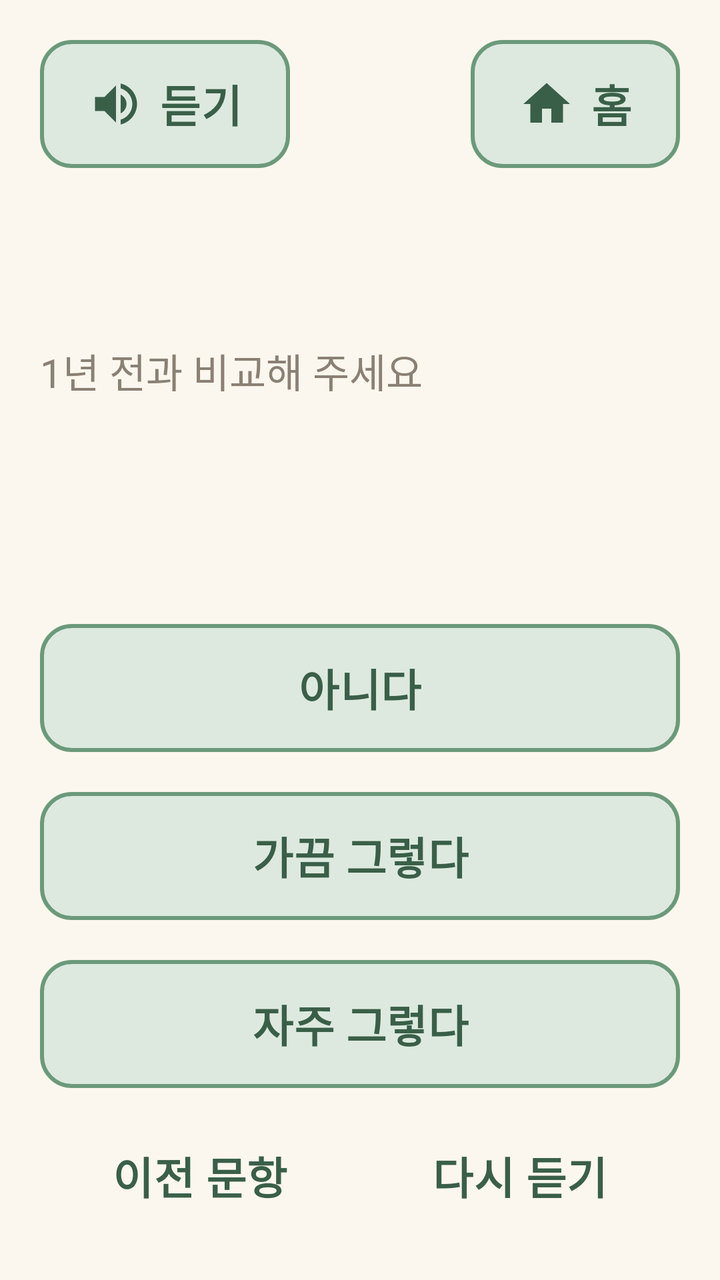
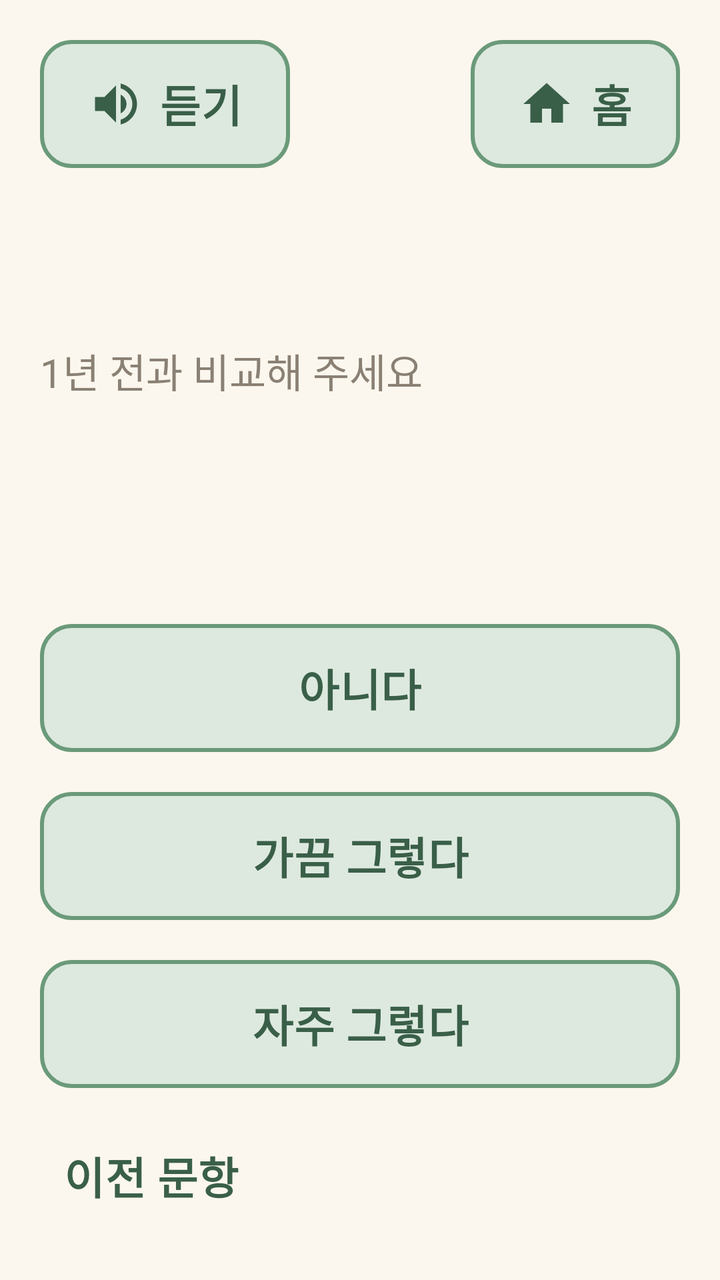

Compare the two renders of this Android layout. The source of the first and the diff that turns it into the second are given below.
<!-- AndroidManifest.xml: application theme Theme.Dorawing -->
<!-- res/layout/activity_diagnosis_question.xml -->
<?xml version="1.0" encoding="utf-8"?>
<LinearLayout xmlns:android="http://schemas.android.com/apk/res/android"
    android:layout_width="match_parent"
    android:layout_height="match_parent"
    android:orientation="vertical"
    android:padding="@dimen/screen_padding">

    <include
        android:id="@+id/topBar"
        layout="@layout/view_top_bar" />

    
    <ScrollView
        android:fadeScrollbars="false"
        android:layout_width="match_parent"
        android:layout_height="0dp"
        android:layout_weight="1"
        android:fillViewport="true">

        <LinearLayout
            android:layout_width="match_parent"
            android:layout_height="wrap_content"
            android:orientation="vertical">

            <TextView
                android:id="@+id/tvProgress"
                android:layout_width="match_parent"
                android:layout_height="wrap_content"
                android:textColor="@color/green_dark"
                android:textSize="@dimen/text_title"
                android:textStyle="bold" />

            
            <TextView
                style="@style/Text.Sub"
                android:layout_width="match_parent"
                android:layout_height="wrap_content"
                android:text="@string/diag_compare" />

            
            <TextView
                android:id="@+id/tvNotice"
                android:layout_width="match_parent"
                android:layout_height="wrap_content"
                android:layout_marginTop="@dimen/gap"
                android:text="@string/diag_answer_please"
                android:textColor="@color/green_dark"
                android:textStyle="bold"
                android:visibility="gone" />

            <TextView
                android:id="@+id/tvQuestion"
                android:layout_width="match_parent"
                android:layout_height="wrap_content"
                android:layout_marginTop="@dimen/gap"
                android:textSize="@dimen/text_title" />

            
            <Space
                android:layout_width="match_parent"
                android:layout_height="0dp"
                android:layout_weight="1" />

            <com.google.android.material.button.MaterialButton
                android:id="@+id/btnAnswer0"
                style="@style/Button.Secondary"
                android:layout_width="match_parent"
                android:layout_height="wrap_content"
                android:layout_marginTop="@dimen/screen_padding"
                android:text="@string/diag_answer_0" />

            <com.google.android.material.button.MaterialButton
                android:id="@+id/btnAnswer1"
                style="@style/Button.Secondary"
                android:layout_width="match_parent"
                android:layout_height="wrap_content"
                android:layout_marginTop="@dimen/screen_padding"
                android:text="@string/diag_answer_1" />

            <com.google.android.material.button.MaterialButton
                android:id="@+id/btnAnswer2"
                style="@style/Button.Secondary"
                android:layout_width="match_parent"
                android:layout_height="wrap_content"
                android:layout_marginTop="@dimen/screen_padding"
                android:text="@string/diag_answer_2" />

            <LinearLayout
                android:layout_width="match_parent"
                android:layout_height="wrap_content"
                android:layout_marginTop="@dimen/gap"
                android:orientation="horizontal">

                <com.google.android.material.button.MaterialButton
                    android:id="@+id/btnPrev"
                    style="@style/Button.Text"
                    android:layout_width="0dp"
                    android:layout_height="wrap_content"
                    android:layout_weight="1"
                    android:text="@string/diag_prev" />

                <com.google.android.material.button.MaterialButton
                    android:id="@+id/btnListen"
                    style="@style/Button.Text"
                    android:layout_width="0dp"
                    android:layout_height="wrap_content"
                    android:layout_weight="1"
                    android:text="@string/diag_listen" />
            </LinearLayout>
        </LinearLayout>
    </ScrollView>
</LinearLayout>
<!-- res/layout/view_top_bar.xml (included above) -->
<?xml version="1.0" encoding="utf-8"?>
<LinearLayout xmlns:android="http://schemas.android.com/apk/res/android"
    xmlns:app="http://schemas.android.com/apk/res-auto"
    android:layout_width="match_parent"
    android:layout_height="wrap_content"
    android:orientation="vertical">

    <LinearLayout
        android:layout_width="match_parent"
        android:layout_height="wrap_content"
        android:gravity="center_vertical"
        android:orientation="horizontal">

        <com.google.android.material.button.MaterialButton
            android:id="@+id/btnSpeak"
            style="@style/Button.Secondary"
            android:layout_width="wrap_content"
            android:layout_height="wrap_content"
            android:text="@string/top_speak"
            app:icon="@drawable/ic_speaker" />

        <Space
            android:layout_width="0dp"
            android:layout_height="0dp"
            android:layout_weight="1" />

        <com.google.android.material.button.MaterialButton
            android:id="@+id/btnHome"
            style="@style/Button.Secondary"
            android:layout_width="wrap_content"
            android:layout_height="wrap_content"
            android:text="@string/top_home"
            app:icon="@drawable/ic_home" />
    </LinearLayout>

    <TextView
        android:id="@+id/tvTitle"
        style="@style/Text.Title"
        android:layout_width="match_parent"
        android:layout_height="wrap_content"
        android:layout_marginTop="@dimen/gap" />
</LinearLayout>
<!-- resources referenced by this layout -->
<resources>
  <color name="green_dark">#3A5F48</color>
  <dimen name="gap">12dp</dimen>
  <dimen name="screen_padding">20dp</dimen>
  <dimen name="text_title">28sp</dimen>
  <!-- drawable ic_home (drawable) -->
  <vector xmlns:android="http://schemas.android.com/apk/res/android"
      android:width="24dp"
      android:height="24dp"
      android:viewportWidth="24"
      android:viewportHeight="24">
      <path
          android:fillColor="#FF000000"
          android:pathData="M10,20v-6h4v6h5v-8h3L12,3 2,12h3v8z" />
  </vector>
  <string name="diag_answer_0">아니다</string>
  <string name="diag_answer_1">가끔 그렇다</string>
  <string name="diag_answer_2">자주 그렇다</string>
  <string name="diag_answer_please">이 문항에 답해 주세요</string>
  <string name="diag_compare">1년 전과 비교해 주세요</string>
  <string name="diag_listen">다시 듣기</string>
  <string name="diag_prev">이전 문항</string>
  <string name="top_home">홈</string>
  <string name="top_speak">듣기</string>
  <style name="Button.Secondary" parent="Button.Primary">
          <item name="backgroundTint">@color/green_light</item>
          <item name="android:textColor">@color/green_dark</item>
          <item name="iconTint">@color/green_dark</item>
          <item name="strokeColor">@color/green_mid</item>
          <item name="strokeWidth">@dimen/button_stroke</item>
      </style>
  <style name="Button.Text" parent="Widget.Material3.Button.TextButton">
          <item name="android:minHeight">@dimen/button_height</item>
          <item name="android:textSize">@dimen/text_button</item>
          <item name="android:textColor">@color/green_dark</item>
          <item name="android:lineBreakWordStyle" tools:targetApi="33">phrase</item>
      </style>
  <style name="Text.Sub" parent="Text.Body">
          <item name="android:textColor">@color/text_sub</item>
      </style>
  <style name="Text.Title" parent="Text.Body">
          <item name="android:textSize">@dimen/text_title</item>
          <item name="android:textStyle">bold</item>
          <item name="android:textColor">@color/green_dark</item>
      </style>
  <color name="green_light">#DDE9DF</color>
  <color name="green_mid">#6B9A7A</color>
  <dimen name="button_stroke">2dp</dimen>
  <dimen name="button_height">64dp</dimen>
  <dimen name="text_button">22sp</dimen>
  <style name="Text.Body" parent="Widget.MaterialComponents.TextView">
          <item name="android:textSize">@dimen/text_body</item>
          <item name="android:lineBreakWordStyle" tools:targetApi="33">phrase</item>
          <item name="android:textColor">@color/text_main</item>
          <item name="android:lineSpacingMultiplier">1.2</item>
      </style>
  <color name="text_sub">#8A8073</color>
  <color name="white">#FFFFFFFF</color>
  <color name="coral_dark">#C85A41</color>
  <color name="cream">#FBF7EE</color>
  <color name="text_main">#2E2A24</color>
  <dimen name="corner">16dp</dimen>
  <dimen name="icon_size">28dp</dimen>
  <dimen name="text_body">20sp</dimen>
  <style name="Dialog.Title" parent="MaterialAlertDialog.Material3.Title.Text">
          <item name="android:textSize">@dimen/text_title</item>
          <item name="android:textStyle">bold</item>
          <item name="android:textColor">@color/green_dark</item>
      </style>
  <style name="Dialog.Body" parent="MaterialAlertDialog.Material3.Body.Text">
          <item name="android:textSize">@dimen/text_body</item>
          <item name="android:lineBreakWordStyle" tools:targetApi="33">phrase</item>
          <item name="android:textColor">@color/text_main</item>
      </style>
  <style name="Dialog.Button" parent="Widget.Material3.Button.TextButton.Dialog">
          <item name="android:textSize">@dimen/text_button</item>
          <item name="android:minHeight">@dimen/button_height</item>
          <item name="android:textColor">@color/green_dark</item>
      </style>
  <!-- unchanged entries left out for length: 5 -->
</resources>

<!-- the commit's change to res/layout/activity_diagnosis_question.xml (unified diff, before → after) -->
@@ -94,18 +94,10 @@
                 <com.google.android.material.button.MaterialButton
                     android:id="@+id/btnPrev"
                     style="@style/Button.Text"
-                    android:layout_width="0dp"
+                    android:layout_width="wrap_content"
                     android:layout_height="wrap_content"
-                    android:layout_weight="1"
                     android:text="@string/diag_prev" />
 
-                <com.google.android.material.button.MaterialButton
-                    android:id="@+id/btnListen"
-                    style="@style/Button.Text"
-                    android:layout_width="0dp"
-                    android:layout_height="wrap_content"
-                    android:layout_weight="1"
-                    android:text="@string/diag_listen" />
             </LinearLayout>
         </LinearLayout>
     </ScrollView>
<!-- resource entries referenced after the edit -->
@@ -19,7 +19,6 @@
   <string name="diag_answer_2">자주 그렇다</string>
   <string name="diag_answer_please">이 문항에 답해 주세요</string>
   <string name="diag_compare">1년 전과 비교해 주세요</string>
-  <string name="diag_listen">다시 듣기</string>
   <string name="diag_prev">이전 문항</string>
   <string name="top_home">홈</string>
   <string name="top_speak">듣기</string>
